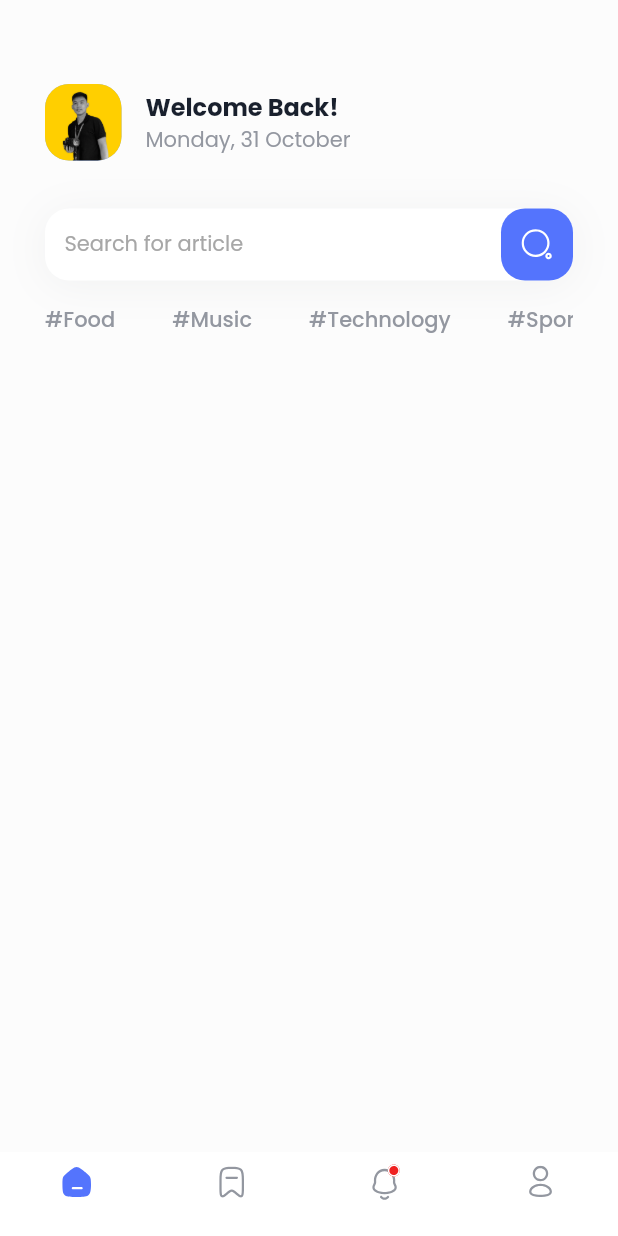
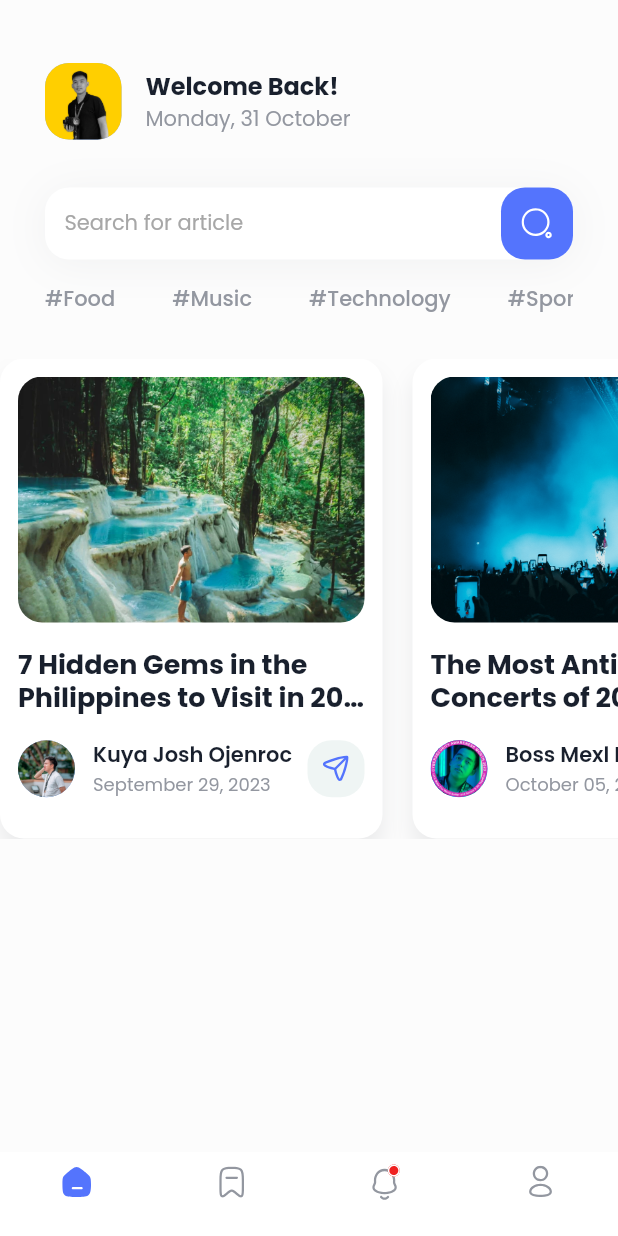
Before and after one commit to czarbasanal/flutter_news_app, a Flutter app: the screen it shows after launch, on a phone screen of 412 x 824 dp. Run offline on Flutter 3.47's test engine with Material 2 defaults, Android fonts, the phone set to English and light mode, and no system bars; our stand-ins replace flutter_svg, google_fonts.

Commit message:
populate featured listview

```diff
--- a/lib/app_styles.dart
+++ b/lib/app_styles.dart
@@ -15,6 +15,7 @@ const Color lighterBlue = Color(0xffc1d4f9);
 const Color darkBlue = Color(0xff19202d);
 
 const double borderRadius = 16.0;
+const double xsmall = 12.0;
 const double small = 14.0;
 const double medium = 16.0;
 const double large = 18.0;
--- /dev/null
+++ b/lib/categories_list.dart
@@ -0,0 +1,35 @@
+import 'package:flutter/material.dart';
+import 'package:flutter_news_app/models/featured_news.dart';
+import 'app_styles.dart';
+
+class CategoriesListView extends StatelessWidget {
+  const CategoriesListView({Key? key}) : super(key: key);
+
+  @override
+  Widget build(BuildContext context) {
+    return SizedBox(
+      height: 20.0,
+      child: ListView.builder(
+        scrollDirection: Axis.horizontal,
+        physics: const BouncingScrollPhysics(
+            decelerationRate: ScrollDecelerationRate.normal),
+        itemCount: categories.length,
+        shrinkWrap: true,
+        itemBuilder: (context, index) {
+          return Padding(
+            padding: const EdgeInsets.only(
+              right: 38,
+            ),
+            child: Text(
+              categories[index],
+              style: poppinsMedium.copyWith(
+                color: grey,
+                fontSize: 14.0,
+              ),
+            ),
+          );
+        },
+      ),
+    );
+  }
+}
--- /dev/null
+++ b/lib/featured_list.dart
@@ -0,0 +1,121 @@
+import 'package:flutter/material.dart';
+import 'package:flutter_news_app/models/featured_news.dart';
+import 'package:flutter_svg/flutter_svg.dart';
+import 'app_styles.dart';
+
+class FeaturedListView extends StatelessWidget {
+  const FeaturedListView({Key? key}) : super(key: key);
+
+  @override
+  Widget build(BuildContext context) {
+    return SizedBox(
+      height: 320,
+      child: ListView.builder(
+        physics: const BouncingScrollPhysics(
+            decelerationRate: ScrollDecelerationRate.normal),
+        shrinkWrap: true,
+        itemCount: featuredNews.length,
+        scrollDirection: Axis.horizontal,
+        itemBuilder: (context, index) {
+          FeaturedNews featuredItem = featuredNews[index];
+
+          return Container(
+            padding: const EdgeInsets.all(12),
+            margin: const EdgeInsets.only(
+              right: 20,
+            ),
+            height: 304,
+            width: 255,
+            decoration: BoxDecoration(
+              borderRadius: BorderRadius.circular(borderRadius),
+              color: white,
+              boxShadow: [
+                BoxShadow(
+                  color: darkBlue.withOpacity(0.08),
+                  offset: const Offset(0.0, 10.0),
+                  blurRadius: 12.0,
+                  spreadRadius: 0.0,
+                ),
+              ],
+            ),
+            child: Column(
+              children: [
+                Container(
+                  height: 164,
+                  decoration: BoxDecoration(
+                    borderRadius: BorderRadius.circular(borderRadius),
+                    image: DecorationImage(
+                        fit: BoxFit.cover,
+                        image: AssetImage(featuredItem.featuredImg)),
+                  ),
+                ),
+                const SizedBox(
+                  height: 18,
+                ),
+                Flexible(
+                  child: Text(
+                    featuredItem.headline,
+                    style: poppinsBold.copyWith(fontSize: large, height: 1.20),
+                    maxLines: 2,
+                    overflow: TextOverflow.ellipsis,
+                  ),
+                ),
+                const SizedBox(
+                  height: 16,
+                ),
+                Row(
+                  mainAxisAlignment: MainAxisAlignment.spaceBetween,
+                  children: [
+                    Row(
+                      children: [
+                        CircleAvatar(
+                            radius: 19,
+                            backgroundColor: lightBlue,
+                            backgroundImage:
+                                AssetImage(featuredItem.userProfileUrl)),
+                        const SizedBox(
+                          width: 12,
+                        ),
+                        Column(
+                          crossAxisAlignment: CrossAxisAlignment.start,
+                          mainAxisAlignment: MainAxisAlignment.center,
+                          children: [
+                            Text(
+                              featuredItem.userName,
+                              style: poppinsSemibold.copyWith(
+                                fontSize: small,
+                              ),
+                            ),
+                            Text(
+                              featuredItem.datePosted,
+                              style: poppinsRegular.copyWith(
+                                color: grey,
+                                fontSize: xsmall,
+                              ),
+                            )
+                          ],
+                        )
+                      ],
+                    ),
+                    Container(
+                      height: 38,
+                      width: 38,
+                      padding: const EdgeInsets.all(10),
+                      decoration: BoxDecoration(
+                        borderRadius: BorderRadius.circular(borderRadius),
+                        color: lightWhite,
+                      ),
+                      child: SvgPicture.asset(
+                        'assets/share_icon.svg',
+                      ),
+                    )
+                  ],
+                ),
+              ],
+            ),
+          );
+        },
+      ),
+    );
+  }
+}
--- a/lib/home_screen.dart
+++ b/lib/home_screen.dart
@@ -1,8 +1,9 @@
 import 'package:flutter/material.dart';
+import 'package:flutter_news_app/categories_list.dart';
+import 'package:flutter_news_app/featured_list.dart';
 import 'package:flutter_news_app/search_bar.dart';
-import 'package:flutter_svg/flutter_svg.dart';
+
 import 'app_styles.dart';
-import 'package:flutter_news_app/models/featured_news.dart';
 
 class HomeScreen extends StatelessWidget {
   const HomeScreen({Key? key}) : super(key: key);
@@ -10,9 +11,11 @@ class HomeScreen extends StatelessWidget {
   @override
   Widget build(BuildContext context) {
     return SafeArea(
-      child: Padding(
-        padding: const EdgeInsets.fromLTRB(30.0, 56.0, 30.0, 30.0),
       child: ListView(
+        children: [
+          Padding(
+            padding: const EdgeInsets.fromLTRB(30.0, 42.0, 30.0, 30.0),
+            child: Column(
               children: [
                 Row(
                   children: [
@@ -57,32 +60,12 @@ class HomeScreen extends StatelessWidget {
                 const SizedBox(
                   height: 16.0,
                 ),
-            SizedBox(
-              height: 20.0,
-              child: ListView.builder(
-                scrollDirection: Axis.horizontal,
-                physics: const BouncingScrollPhysics(
-                    decelerationRate: ScrollDecelerationRate.normal),
-                itemCount: categories.length,
-                shrinkWrap: true,
-                itemBuilder: (context, index) {
-                  return Padding(
-                    padding: const EdgeInsets.only(
-                      right: 38,
-                    ),
-                    child: Text(
-                      categories[index],
-                      style: poppinsMedium.copyWith(
-                        color: grey,
-                        fontSize: 14.0,
+                const CategoriesListView(),
+              ],
             ),
           ),
-                  );
-                },
-              ),
-            ),
+          const FeaturedListView()
         ],
-        ),
       ),
     );
   }
--- a/lib/models/featured_news.dart
+++ b/lib/models/featured_news.dart
@@ -1,6 +1,7 @@
 class FeaturedNews {
   final String featuredImg;
   final String headline;
+  final String description;
   final String userProfileUrl;
   final String userName;
   final String datePosted;
@@ -8,6 +9,7 @@ class FeaturedNews {
   const FeaturedNews({
     required this.featuredImg,
     required this.headline,
+    required this.description,
     required this.userProfileUrl,
     required this.userName,
     required this.datePosted,
@@ -28,24 +30,32 @@ var featuredNews = [
   const FeaturedNews(
       featuredImg: 'assets/tourism.png',
       headline: '7 Hidden Gems in the Philippines to Visit in 2023',
+      description:
+          'Lorem ipsum dolor sit amet, quo solet eirmod in, virtute partiendo aliquando id nec. At eum amet omittam repudiare. Tollit partem eam ei, ad volutpat quaerendum per, ea qui malorum pertinax. An vis fuisset quaestio tincidunt, in nibh luptatum iracundia pri. Eam diam regione instructior et, te pro prompta moderatius, et odio iudico petentium duo. Sea ut nibh imperdiet, postea corrumpit voluptatum eum te.',
       userProfileUrl: 'assets/user-profile1.png',
       userName: 'Kuya Josh Ojenroc',
       datePosted: 'September 29, 2023'),
   const FeaturedNews(
       featuredImg: 'assets/music.png',
       headline: 'The Most Anticipated Concerts of 2023',
+      description:
+          'Lorem ipsum dolor sit amet, quo solet eirmod in, virtute partiendo aliquando id nec. At eum amet omittam repudiare. Tollit partem eam ei, ad volutpat quaerendum per, ea qui malorum pertinax. An vis fuisset quaestio tincidunt, in nibh luptatum iracundia pri. Eam diam regione instructior et, te pro prompta moderatius, et odio iudico petentium duo. Sea ut nibh imperdiet, postea corrumpit voluptatum eum te.',
       userProfileUrl: 'assets/user-profile2.png',
       userName: 'Boss Mexl Mapags',
       datePosted: 'October 05, 2023'),
   const FeaturedNews(
       featuredImg: 'assets/technology.png',
       headline: 'The Rise of Artificial Intelligence: Now and Beyond',
+      description:
+          'Lorem ipsum dolor sit amet, quo solet eirmod in, virtute partiendo aliquando id nec. At eum amet omittam repudiare. Tollit partem eam ei, ad volutpat quaerendum per, ea qui malorum pertinax. An vis fuisset quaestio tincidunt, in nibh luptatum iracundia pri. Eam diam regione instructior et, te pro prompta moderatius, et odio iudico petentium duo. Sea ut nibh imperdiet, postea corrumpit voluptatum eum te.',
       userProfileUrl: 'assets/user-profile3.png',
       userName: 'Bibiluvs',
       datePosted: 'October 09, 2023'),
   const FeaturedNews(
-      featuredImg: 'assets/fashion.png',
+      featuredImg: 'assets/fashion.jpg',
       headline: 'The Best Places to Shop for Clothes Online',
+      description:
+          'Lorem ipsum dolor sit amet, quo solet eirmod in, virtute partiendo aliquando id nec. At eum amet omittam repudiare. Tollit partem eam ei, ad volutpat quaerendum per, ea qui malorum pertinax. An vis fuisset quaestio tincidunt, in nibh luptatum iracundia pri. Eam diam regione instructior et, te pro prompta moderatius, et odio iudico petentium duo. Sea ut nibh imperdiet, postea corrumpit voluptatum eum te.',
       userProfileUrl: 'assets/user-profile4.png',
       userName: 'Boss Matskie',
       datePosted: 'October 15, 2023')
```
Also changed, not shown: 1 other file. Lines whose indentation alone changed are shown as unchanged.
